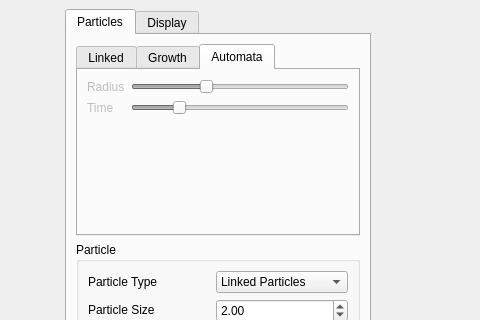
Old version of the form ui/GUI.ui in the repository eulersson/CellGrowth; both pictures show x 426 to 906 and y 0 to 320 of the 1288 by 698 pixel window.
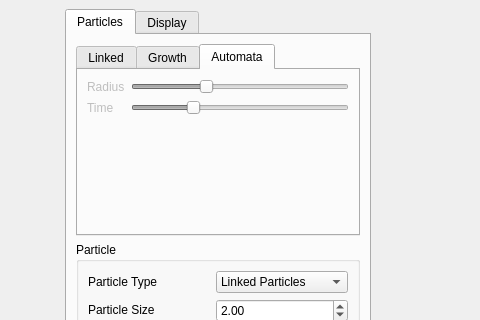
New version of the form. The open tabs and pages were chosen to show the change.

Commit message: Commit before pull request.

Patch:
```diff
--- a/ui/GUI.ui
+++ b/ui/GUI.ui
@@ -300,7 +300,7 @@
                    <number>50</number>
                   </property>
                   <property name="maximum">
-                   <number>800</number>
+                   <number>600</number>
                   </property>
                   <property name="singleStep">
                    <number>50</number>
```
